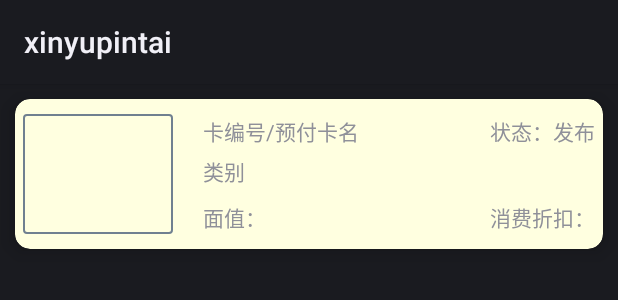
After one commit to JJerrychan/qukuailianAPP, an Android app: the layout card_item.xml on its own in the app's theme, with its tools: preview values and no code run, on a phone screen of 412 x 824 dp. The commit adds this screen. Shown: the top 300 px of the screen. Run offline under Robolectric (Android 15) with nearby library versions, the light colour scheme and no system bars.

Commit message:
7/29 更新预付卡fragment

```diff
--- /dev/null
+++ b/app/src/main/res/layout/card_item.xml
@@ -0,0 +1,77 @@
+<?xml version="1.0" encoding="utf-8"?>
+<androidx.cardview.widget.CardView app:contentPadding="5dp"
+    android:layout_width="match_parent"
+    android:layout_height="100dp"
+    android:layout_margin="10dp"
+    android:layout_gravity="center_horizontal"
+    app:cardCornerRadius="10dp"
+    app:cardElevation="8dp"
+    app:cardMaxElevation="10dp"
+    app:cardBackgroundColor="#FFFFE0"
+    xmlns:app="http://schemas.android.com/apk/res-auto"
+    xmlns:android="http://schemas.android.com/apk/res/android">
+
+    <RelativeLayout
+        android:gravity="center_vertical"
+        android:layout_width="match_parent"
+        android:layout_height="match_parent">
+
+        <ImageView
+            android:layout_centerVertical="true"
+            android:id="@+id/card_img"
+            android:layout_alignParentStart="true"
+            android:background="@drawable/border"
+            android:layout_width="100dp"
+            android:layout_height="80dp" />
+
+        <RelativeLayout
+            android:layout_marginLeft="20dp"
+            android:layout_toEndOf="@+id/card_img"
+            android:layout_width="match_parent"
+            android:layout_height="match_parent">
+
+            <TextView
+                android:layout_marginTop="5dp"
+                android:layout_alignParentStart="true"
+                android:text="卡编号/预付卡名"
+                android:id="@+id/num_name"
+                android:layout_width="wrap_content"
+                android:layout_height="wrap_content" />
+
+            <TextView
+                android:id="@+id/status"
+                android:layout_marginTop="5dp"
+                android:text="状态：发布"
+                android:layout_alignParentEnd="true"
+                android:layout_width="wrap_content"
+                android:layout_height="wrap_content" />
+
+            <TextView
+                android:id="@+id/category"
+                android:layout_marginTop="5dp"
+                android:text="类别"
+                android:layout_below="@+id/num_name"
+                android:layout_width="wrap_content"
+                android:layout_height="wrap_content" />
+
+            <TextView
+                android:id="@+id/values"
+                android:layout_marginBottom="5dp"
+                android:text="面值："
+                android:layout_alignParentBottom="true"
+                android:layout_width="wrap_content"
+                android:layout_height="wrap_content" />
+
+            <TextView
+                android:layout_alignParentEnd="true"
+                android:layout_alignParentBottom="true"
+                android:id="@+id/discount"
+                android:layout_marginBottom="5dp"
+                android:text="消费折扣："
+                android:layout_width="wrap_content"
+                android:layout_height="wrap_content" />
+
+        </RelativeLayout>
+
+    </RelativeLayout>
+</androidx.cardview.widget.CardView>
--- a/app/src/main/res/menu/boss_memu.xml
+++ b/app/src/main/res/menu/boss_memu.xml
@@ -8,12 +8,11 @@
         android:id="@+id/settle"
         android:icon="@mipmap/settle"
         android:title="结账" />
-    <!--
     <item
         android:id="@+id/pocket"
         android:icon="@mipmap/pocket"
         android:title="预付卡" />
-            -->
+
     <item
         android:id="@+id/setting"
         android:icon="@mipmap/setting"
--- a/app/src/main/res/values/strings.xml
+++ b/app/src/main/res/values/strings.xml
@@ -9,4 +9,6 @@
     <string name="invalid_username">Not a valid username</string>
     <string name="invalid_password">Password must be >5 characters</string>
     <string name="login_failed">"Login failed"</string>
+    <!-- TODO: Remove or change this placeholder text -->
+    <string name="hello_blank_fragment">Hello blank fragment</string>
 </resources>
```
Also changed, not shown: app/src/main/java/com/cq/xinyupintai/Presenter/activity/BossActivity.java (+13 -6 lines), app/src/main/java/com/cq/xinyupintai/Presenter/fragment/Card_Fragment.java (added, +112 -0 lines), app/src/main/res/layout/fragment_card.xml (added, +67 -0 lines), build.gradle (+5 -5 lines). Lines whose indentation alone changed are shown as unchanged.
